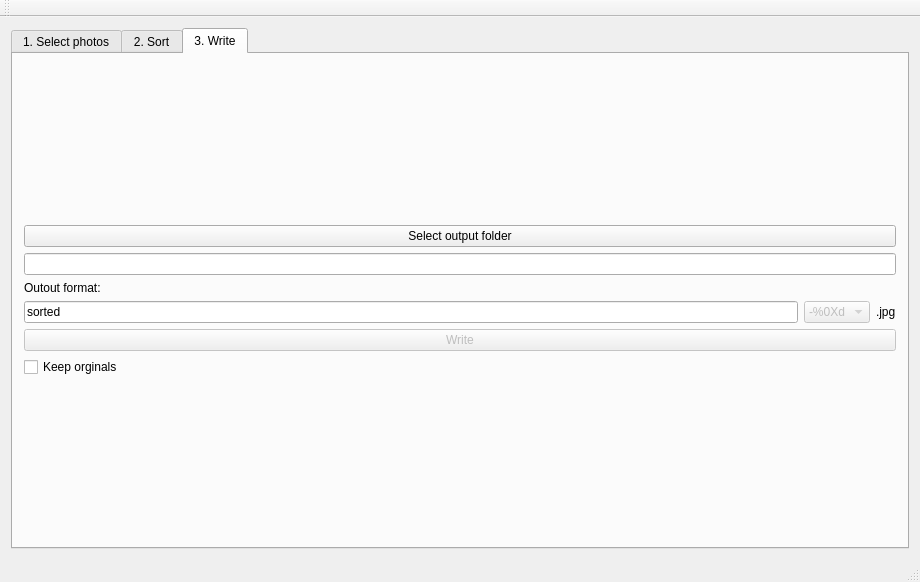
Before: the Qt Designer form src/mainwindow.ui in tdegeus/chroto, drawn with Qt 5.
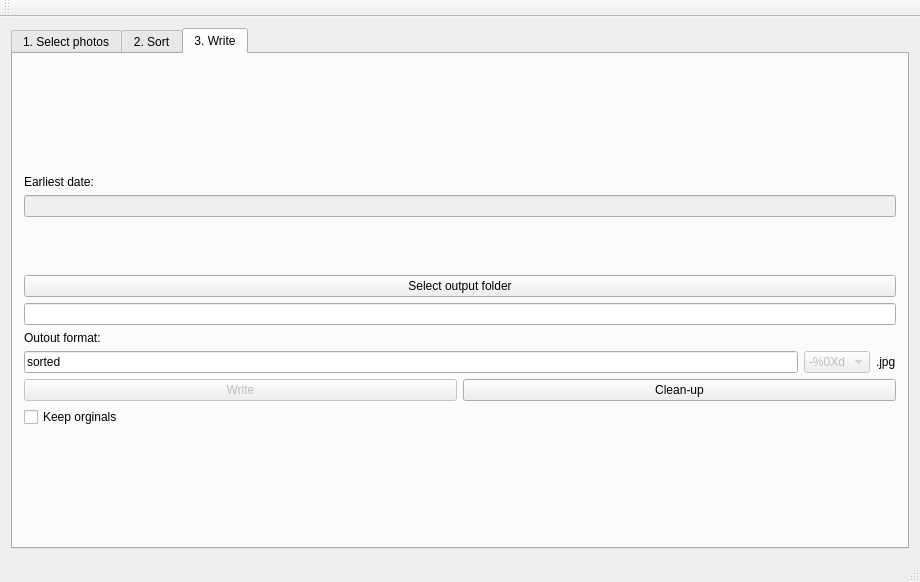
After: the same form once the commit is applied. The open tabs and pages were chosen to show the change.

```diff
--- a/src/mainwindow.ui
+++ b/src/mainwindow.ui
@@ -593,6 +593,33 @@
           </property>
          </spacer>
         </item>
+        <item>
+         <widget class="QLabel" name="label">
+          <property name="text">
+           <string>Earliest date:</string>
+          </property>
+         </widget>
+        </item>
+        <item>
+         <widget class="QLineEdit" name="date_lineEdit">
+          <property name="enabled">
+           <bool>false</bool>
+          </property>
+         </widget>
+        </item>
+        <item>
+         <spacer name="verticalSpacer_7">
+          <property name="orientation">
+           <enum>Qt::Vertical</enum>
+          </property>
+          <property name="sizeHint" stdset="0">
+           <size>
+            <width>20</width>
+            <height>80</height>
+           </size>
+          </property>
+         </spacer>
+        </item>
         <item>
          <widget class="QPushButton" name="outPath_pushButton">
           <property name="text">
@@ -665,6 +692,16 @@
             </property>
            </widget>
           </item>
+          <item>
+           <widget class="QPushButton" name="clean_pushButton">
+            <property name="toolTip">
+             <string>Remove all 'deleted' files from disk</string>
+            </property>
+            <property name="text">
+             <string>Clean-up</string>
+            </property>
+           </widget>
+          </item>
          </layout>
         </item>
         <item>
```
Left out of the diff: 4 changed lines with no effect on the pictures.
